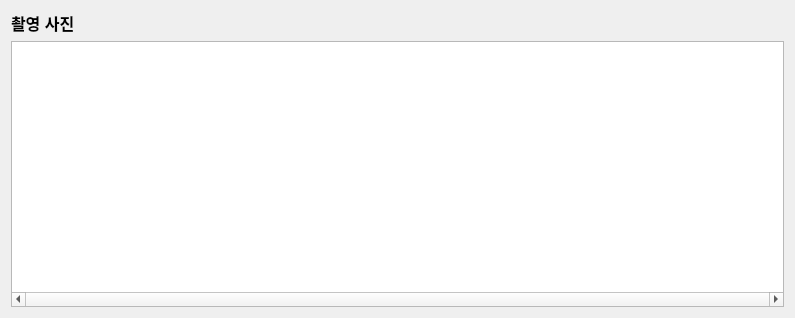
Old version of the form Project/src/pms/PatientManagementSW/imagemanager.ui in the repository AndaCondaa/Dental_Imaging_SW_System.
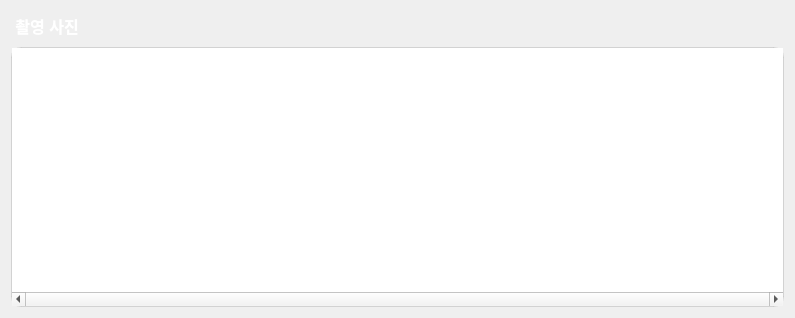
New version of the form.

Commit message: sending waitingList string

Patch:
```diff
--- a/Project/src/pms/PatientManagementSW/imagemanager.ui
+++ b/Project/src/pms/PatientManagementSW/imagemanager.ui
@@ -18,14 +18,27 @@
     <layout class="QVBoxLayout" name="verticalLayout">
      <item>
       <widget class="QLabel" name="label_4">
+       <property name="minimumSize">
+        <size>
+         <width>0</width>
+         <height>30</height>
+        </size>
+       </property>
        <property name="font">
         <font>
          <pointsize>12</pointsize>
          <bold>true</bold>
         </font>
        </property>
+       <property name="styleSheet">
+        <string notr="true">background-color: qlineargradient(spread:pad, x1:0, y1:0, x2:1, 
+                                                        y2:1, stop:0 rgba(149, 210, 253, 255),
+                                                        stop:1 rgba(152, 136, 248, 255));
+border-radius:10px;
+color:#ffffff;</string>
+       </property>
        <property name="text">
-        <string>촬영 사진</string>
+        <string> 촬영 사진</string>
        </property>
       </widget>
      </item>
@@ -37,6 +50,12 @@
          <height>80</height>
         </size>
        </property>
+       <property name="styleSheet">
+        <string notr="true">QListWidget {
+border-radius:10px;
+border: 1px solid rgba(190, 190, 190, 150);
+}</string>
+       </property>
        <property name="verticalScrollBarPolicy">
         <enum>Qt::ScrollBarAsNeeded</enum>
        </property>
```
The commit also changes 17 other files.
